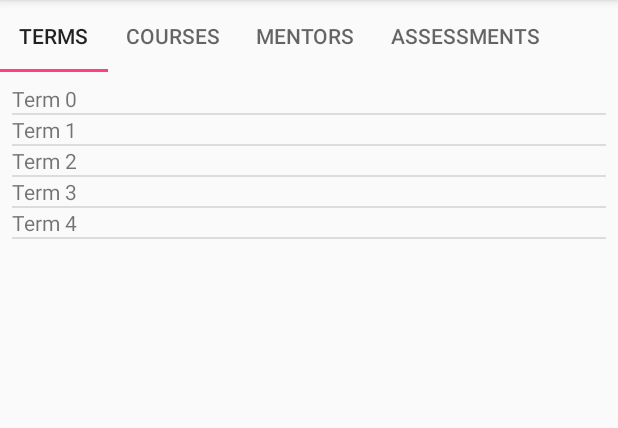
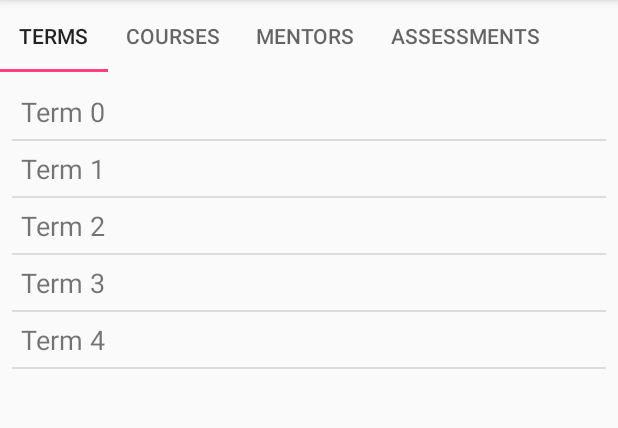
Before and after one commit to jenslarsen/ScheduleOwl, an Android app: the screen it shows after launch (MainActivity), on a phone screen of 412 x 824 dp, the part 84-512 px from its top. Run offline under Robolectric (Android 15) with nearby library versions, the phone set to English and light mode, and no system bars.

Commit message:
Make text a little bigger and add a margin

```diff
--- a/app/src/main/res/layout/listitem_tab.xml
+++ b/app/src/main/res/layout/listitem_tab.xml
@@ -7,6 +7,8 @@
         android:id="@+id/textViewListItem"
         android:layout_width="wrap_content"
         android:layout_height="wrap_content"
+        android:layout_margin="6dp"
         android:layout_weight="1"
-        android:text="TextView" />
+        android:text="TextView"
+        android:textSize="18sp" />
 </LinearLayout>
```
